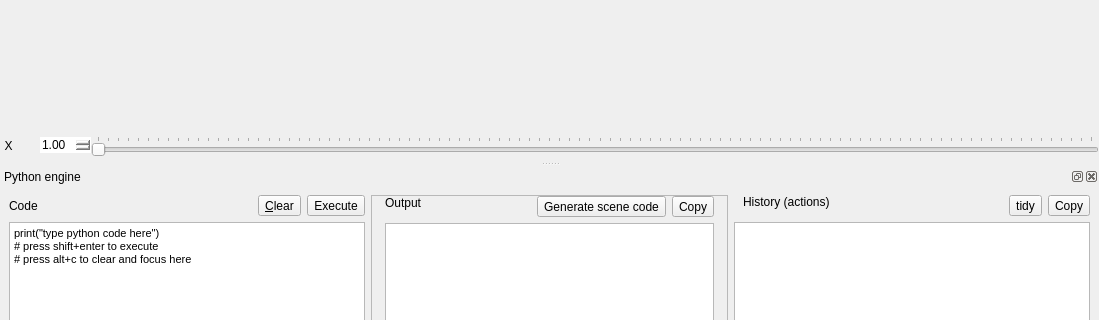
RubendeBruin/DAVE, file guis/main_form.ui: the form before one commit; both pictures show x 0 to 1099 and y 394 to 714 of the 1099 by 819 pixel window.
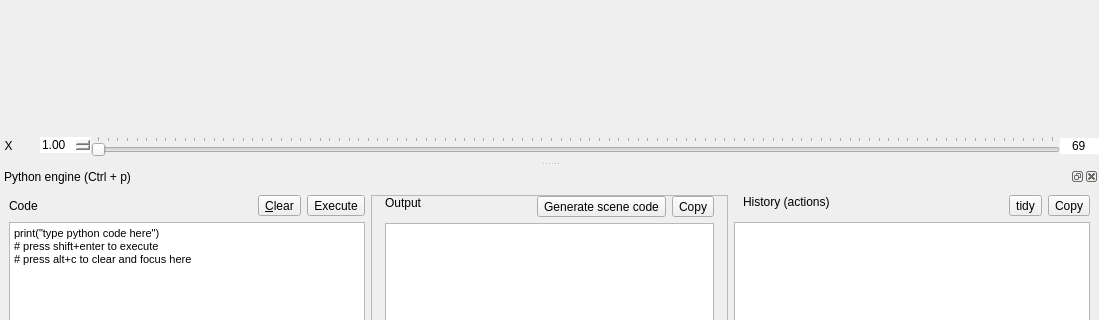
The form after the commit. Icons and pictures are not drawn.

Commit message:
Implemented unlimited animation feature next the the "normal" animations
Fixed the animation speed setting

The edit to the form file:
```diff
--- a/guis/main_form.ui
+++ b/guis/main_form.ui
@@ -456,6 +456,25 @@
          </property>
         </widget>
        </item>
+       <item>
+        <widget class="QSpinBox" name="spinAnimationEndEdit">
+         <property name="alignment">
+          <set>Qt::AlignCenter</set>
+         </property>
+         <property name="buttonSymbols">
+          <enum>QAbstractSpinBox::NoButtons</enum>
+         </property>
+         <property name="minimum">
+          <number>1</number>
+         </property>
+         <property name="maximum">
+          <number>37000</number>
+         </property>
+         <property name="value">
+          <number>69</number>
+         </property>
+        </widget>
+       </item>
       </layout>
      </widget>
     </item>
@@ -567,7 +586,7 @@
   </widget>
   <widget class="QDockWidget" name="dockWidget_2">
    <property name="windowTitle">
-    <string>Python engine</string>
+    <string>Python engine (Ctrl + p)</string>
    </property>
    <attribute name="dockWidgetArea">
     <number>8</number>
```
The commit also changes 8 other files.
